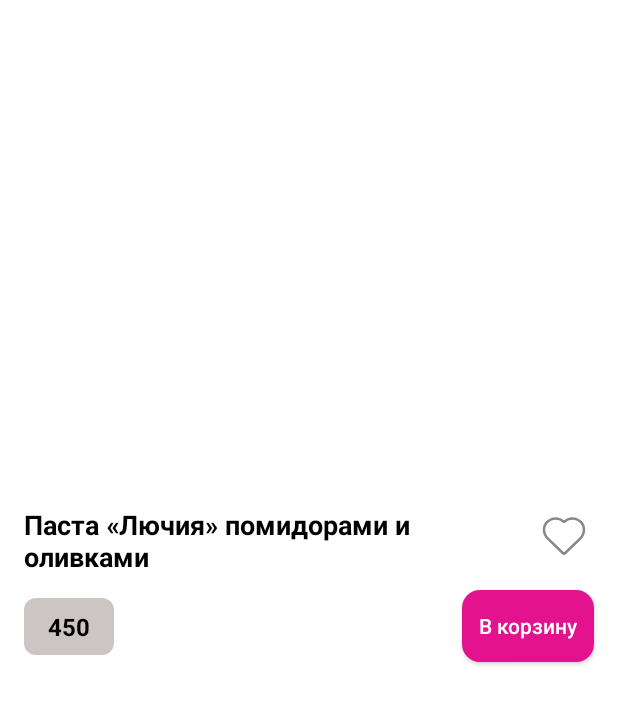
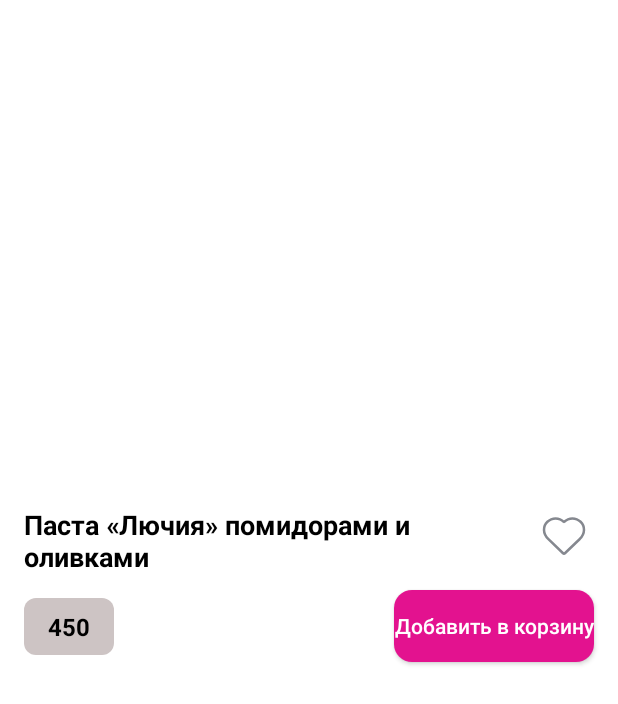
Before and after one commit to idrisov01/gambit, an Android app: the layout bottom_sheet_product_detail.xml on its own in the app's theme, with its tools: preview values and no code run, on a phone screen of 412 x 824 dp. Shown: the top 704 px of the screen. Run offline under Robolectric (Android 15) with nearby library versions, the phone set to English and light mode, and no system bars; network calls fail.

Commit message:
Измениили текст на кнопке добавления товара в корзину

```diff
--- a/app/src/main/res/values/strings.xml
+++ b/app/src/main/res/values/strings.xml
@@ -1,5 +1,5 @@
 <resources>
     <string name="app_name">Gambit</string>
     <string name="toolbar_text">GAMBIT</string>
-    <string name="button_text">В корзину</string>
+    <string name="button_text">Добавить в корзину</string>
 </resources>
```
